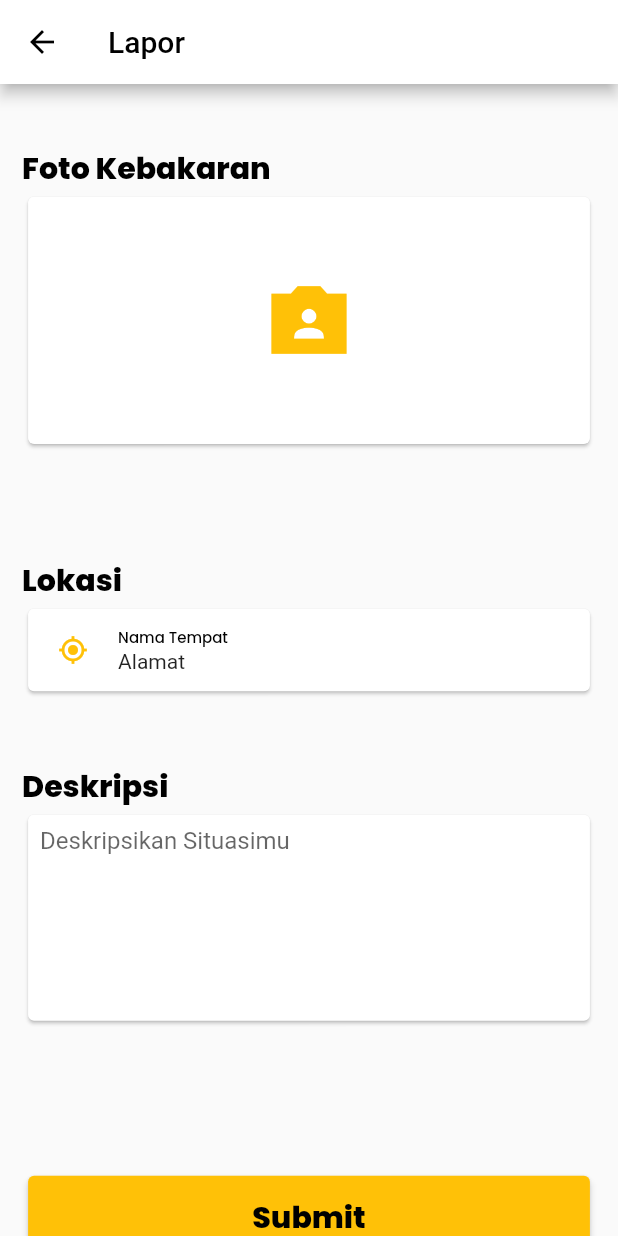
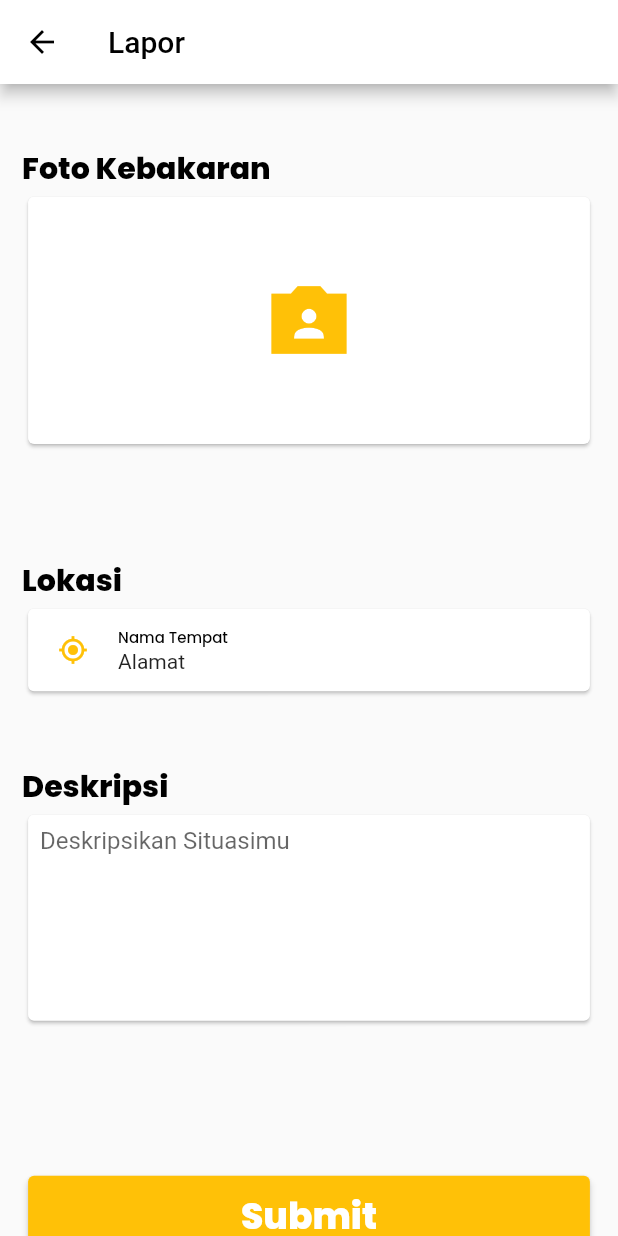
Before and after one commit to LukmanBayuT/MENTORING_MegaTA_API, a Flutter app: the LaporanKebakaranSub screen opened directly, after a tap on "Submit", on a phone screen of 412 x 824 dp. Run offline on Flutter 3.47's test engine with Material 2 defaults, Android fonts, the phone set to English and light mode, and no system bars; our stand-ins replace carousel_slider, charts_flutter, cloud_firestore, firebase_auth, firebase_core, flutter_secure_storage and 5 more; missing offline and left inert: custom_info_window, place_picker; accounts and stored records are empty.

Commit message:
hampir selesai

```diff
--- a/lib/services/api_services.dart
+++ b/lib/services/api_services.dart
@@ -46,7 +46,9 @@ class ApiServicesAirQuality {
     Map<String, dynamic> kecTandesJson = jsonDecode(output1);
     var kecTandesAqi = kecTandesJson['data'][0]['aqi`'];
     await secureStorage.writeSecureData('kecTandes', kecTandesAqi.toString());
-    print(kecTandesJson);
+    if (kDebugMode) {
+      print(kecTandesJson);
+    }
     return kecamatanFromJson(kecamatanTandesResponse.body);
   }
 
--- a/lib/services/api_services_news.dart
+++ b/lib/services/api_services_news.dart
@@ -1,4 +1,3 @@
-import 'package:flutter/foundation.dart';
 import 'package:http/http.dart' as http;
 import 'package:projectairquality/model/api_model_news.dart';
 
--- a/lib/views/kelola/kelola.dart
+++ b/lib/views/kelola/kelola.dart
@@ -18,7 +18,7 @@ class _KelolaPagesState extends State<KelolaPages> {
   final user = FirebaseAuth.instance.currentUser;
   @override
   Widget build(BuildContext context) {
-    return Container(
+    return SizedBox(
       width: Get.width,
       height: Get.height / 1.3,
       child: Column(
--- a/lib/views/laporan/laporan_kebakaran.dart
+++ b/lib/views/laporan/laporan_kebakaran.dart
@@ -1,5 +1,7 @@
+import 'dart:async';
 import 'dart:io';
 
+import 'package:cloud_firestore/cloud_firestore.dart';
 import 'package:flutter/material.dart';
 import 'package:get/get.dart';
 import 'package:image_picker/image_picker.dart';
@@ -16,6 +18,8 @@ class LaporanKebakaranSub extends StatefulWidget {
 
 class _LaporanKebakaranSubState extends State<LaporanKebakaranSub> {
   bool isLoading = false;
+
+  final deskripsi = TextEditingController();
 
   String? alamat;
   String? namaTempat;
@@ -197,10 +201,12 @@ class _LaporanKebakaranSubState extends State<LaporanKebakaranSub> {
                                         MediaQuery.of(context).size.width / 1.1,
                                     height:
                                         MediaQuery.of(context).size.height / 6,
-                                    child: const Padding(
-                                      padding: EdgeInsets.all(8.0),
+                                    child: Padding(
+                                      padding: const EdgeInsets.all(8.0),
                                       child: TextField(
-                                          decoration: InputDecoration.collapsed(
+                                          controller: deskripsi,
+                                          decoration: const InputDecoration
+                                                  .collapsed(
                                               hintText:
                                                   'Deskripsikan Situasimu')),
                                     ),
@@ -217,7 +223,10 @@ class _LaporanKebakaranSubState extends State<LaporanKebakaranSub> {
                               setState(() {
                                 isLoading = true;
                               });
-                              goToFinish();
+                              createLaporan('Mega', deskripsi.text, namaTempat,
+                                      alamat)
+                                  .then((value) => Timer(
+                                      const Duration(seconds: 1), goToFinish));
                             },
                             child: (isLoading == true)
                                 ? const Center(
@@ -226,7 +235,7 @@ class _LaporanKebakaranSubState extends State<LaporanKebakaranSub> {
                                   )
                                 : Text(
                                     'Submit',
-                                    style: h1b,
+                                    style: h1w,
                                   ),
                           ),
                         )),
@@ -240,6 +249,18 @@ class _LaporanKebakaranSubState extends State<LaporanKebakaranSub> {
                   color: Colors.amber,
                 ),
               ));
+  }
+
+  Future createLaporan(String name, deskripsi, namaTempat, alamat) async {
+    final docLaporan = FirebaseFirestore.instance.collection('laporan').doc();
+    final json = {
+      'name': 'Mega',
+      'tempat': namaTempat,
+      'alamat': alamat,
+      'deskripsi': deskripsi,
+    };
+
+    await docLaporan.set(json);
   }
 
   void showPlacePicker() async {
--- a/lib/views/main_menu.dart
+++ b/lib/views/main_menu.dart
@@ -4,7 +4,6 @@ import 'package:flutter/material.dart';
 import 'package:get/get.dart';
 import 'package:google_fonts/google_fonts.dart';
 import 'package:projectairquality/const/const.dart';
-import 'package:projectairquality/model/api_model_news.dart';
 import 'package:projectairquality/services/api_services.dart';
 import 'package:projectairquality/services/api_services_news.dart';
 import 'package:projectairquality/services/api_temperature.dart';
```
Also changed, not shown: lib/model/laporan_model.dart (deleted, +0 -13 lines), lib/model/laporan_model_ini.dart (added, +18 -0 lines), lib/views/laporan/laporan_list.dart (+64 -27 lines).
